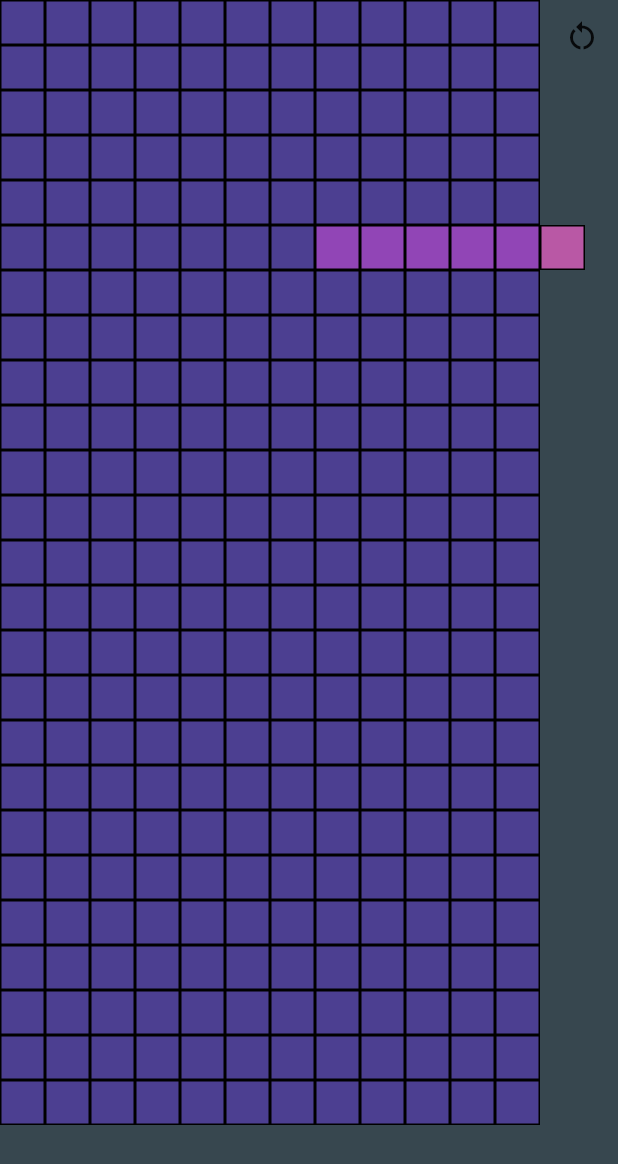
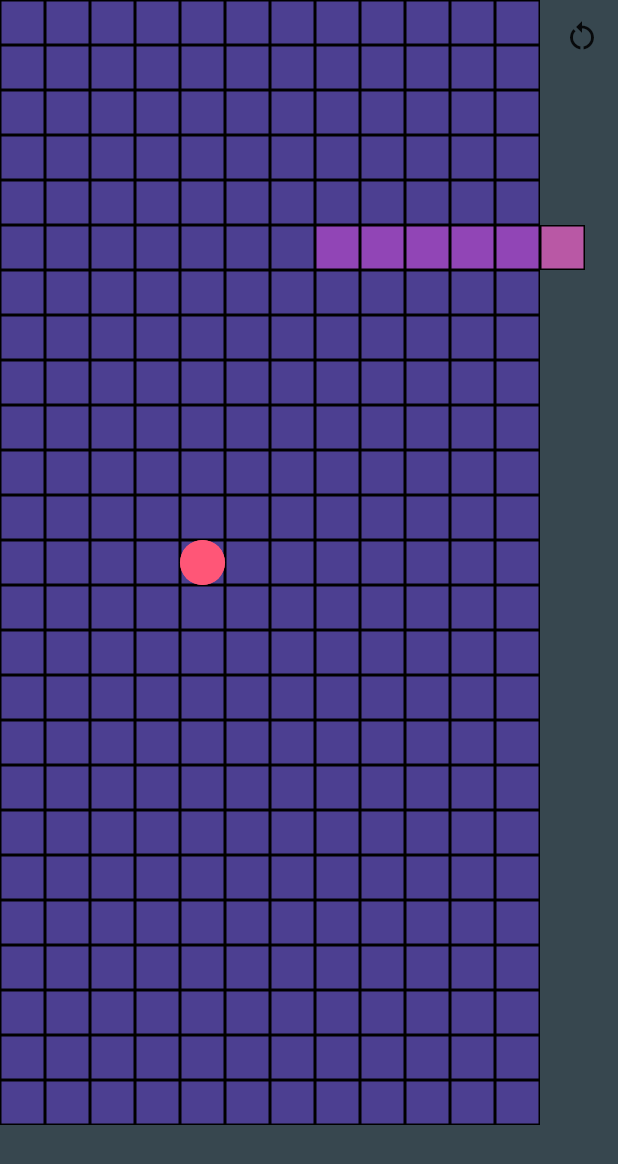
Before and after one commit to adnanjpg/snake_game, a Flutter app: the screen it shows after launch, after a tap on the "restart alt" icon, on a phone screen of 412 x 824 dp. Shown: the top 1164 px of the screen. Run offline on Flutter 3.47's test engine with Material 2 defaults, Android fonts, the phone set to English and light mode, and no system bars.

Commit message:
init score points

```diff
--- a/lib/main.dart
+++ b/lib/main.dart
@@ -1,9 +1,10 @@
 import 'package:flutter/material.dart';
 import 'package:provider/provider.dart';
+import 'providers/points_provider.dart';
 
-import 'utils/game_state.dart';
 import 'providers/snake_provider.dart';
 import 'ui/game_board.dart';
+import 'utils/game_state.dart';
 
 void main() {
   runApp(SnakeGame());
@@ -12,8 +13,11 @@ void main() {
 class SnakeGame extends StatelessWidget {
   @override
   Widget build(BuildContext context) {
-    return ChangeNotifierProvider(
-      create: (context) => SnakeProvider(),
+    return MultiProvider(
+      providers: [
+        ChangeNotifierProvider(create: (context) => SnakeProvider()),
+        ChangeNotifierProvider(create: (context) => PointsProvider()),
+      ],
       child: MaterialApp(
         debugShowCheckedModeBanner: false,
         navigatorKey: GameState.navKey,
--- a/lib/models/cube_model.dart
+++ b/lib/models/cube_model.dart
@@ -1,11 +1,11 @@
 import 'package:flutter/material.dart';
 import 'package:provider/provider.dart';
 
+import '../enums/direction_enum.dart';
+import '../providers/snake_provider.dart';
+import '../ui/space_unit.dart';
+import '../utils/consts.dart';
 import '../utils/game_state.dart';
-import '../utils/consts.dart';
-import '../ui/cube.dart';
-import '../providers/snake_provider.dart';
-import '../enums/direction_enum.dart';
 
 class CubeModel {
   int x, y;
@@ -27,12 +27,16 @@ class CubeModel {
 
   CubeModel.bgCube(this.x, this.y) : color = bgCubeColor;
 
+  CubeModel.point(this.x, this.y) : color = pointColor;
+
   CubeModel.from(CubeModel other)
       : x = other.x,
         y = other.y,
         color = other.color;
 
-  Cube cube() => Cube(this);
+  Widget cube() => Cube(this);
+
+  Widget point() => ScorePoint(this);
 
   CubeModel copyWith({
     int? x,
--- /dev/null
+++ b/lib/providers/points_provider.dart
@@ -0,0 +1,41 @@
+import 'dart:math';
+
+import 'package:flutter/material.dart';
+import 'package:snake_game/utils/consts.dart';
+
+import '../models/cube_model.dart';
+
+class PointsProvider extends ChangeNotifier {
+  final List<CubeModel> _list = [CubeModel.point(0, 0)];
+
+  void setDefaults() {
+    clear();
+    addRandom();
+    addRandom();
+  }
+
+  List<CubeModel> get list => _list;
+
+  void _add(CubeModel cubeModel) {
+    _list.add(cubeModel);
+  }
+
+  void addRandom() {
+    final random = Random.secure();
+
+    final ranX = random.nextInt(boardSizeX), ranY = random.nextInt(boardSizeY);
+
+    final model = CubeModel.point(ranX, ranY);
+
+    _add(model);
+  }
+
+  void remove(CubeModel cubeModel) {
+    _list.remove(cubeModel);
+    notifyListeners();
+  }
+
+  void clear() {
+    _list.clear();
+  }
+}
--- a/lib/providers/snake_provider.dart
+++ b/lib/providers/snake_provider.dart
@@ -1,29 +1,30 @@
 import 'package:flutter/material.dart';
+import 'package:provider/provider.dart';
 
 import '../utils/game_state.dart';
 import '../utils/consts.dart';
 import '../models/cube_model.dart';
 import '../enums/direction_enum.dart';
+import 'points_provider.dart';
 
 class SnakeProvider extends ChangeNotifier {
   setDefaults() {
     {
-      final querySize = MediaQuery.of(GameState.context() /* TODO */).size;
+      final querySize = MediaQuery.of(GameState.context()).size;
       final height = querySize.height;
       final width = querySize.width;
       final _outSize = cubeSize + borderWidth * 2;
       boardSizeX = width ~/ _outSize;
       boardSizeY = height ~/ _outSize;
     }
+
     _cubes = [];
-    nextDirection = Direction.right;
+    nextDirection = initDirection;
   }
 
   void setDirection(Direction direction) => nextDirection = direction;
 
-  Direction nextDirection = Direction.right;
-
-  // Direction get nextDirection => _nextDirection;
+  Direction nextDirection = initDirection;
 
   List<CubeModel> _cubes = [];
   List<CubeModel> get cubes {
@@ -52,20 +53,13 @@ class SnakeProvider extends ChangeNotifier {
 
   void generateNew() {
     GameState.paused = true;
-    setDefaults();
+    GameState.setDefaults();
     for (var i = 0; i < initSnakeLen; i++) {
       _cubes.add(
         CubeModel.snake(i + 3, 5),
       );
     }
     GameState.paused = false;
-    // this method will run during build,
-    // and it will throw an error,
-    // so we safely await for the build
-    // to finish.
-    Future.microtask(() {
-      notifyListeners();
-    });
   }
 
   void add(CubeModel value) {
--- a/lib/ui/cube.dart
+++ /dev/null
@@ -1,24 +0,0 @@
-import 'package:flutter/material.dart';
-
-import '../models/cube_model.dart';
-import '../utils/consts.dart';
-
-class Cube extends StatelessWidget {
-  final CubeModel model;
-
-  const Cube(this.model);
-
-  @override
-  Widget build(BuildContext context) {
-    return Container(
-      width: cubeSize,
-      height: cubeSize,
-      decoration: BoxDecoration(
-        border: Border.all(
-          width: borderWidth,
-        ),
-        color: model.color,
-      ),
-    );
-  }
-}
--- a/lib/ui/game_board.dart
+++ b/lib/ui/game_board.dart
@@ -1,5 +1,6 @@
 import 'package:flutter/material.dart';
 import 'package:provider/provider.dart';
+import '../utils/game_state.dart';
 
 import 'game_board_body.dart';
 import 'restart_button.dart';
@@ -15,7 +16,8 @@ class GameBoard extends StatefulWidget {
 class _GameBoardState extends State<GameBoard> {
   @override
   void initState() {
-    Provider.of<SnakeProvider>(context, listen: false).setDefaults();
+    GameState.setDefaults();
+
     super.initState();
   }
 
--- a/lib/ui/game_board_background.dart
+++ b/lib/ui/game_board_background.dart
@@ -1,7 +1,7 @@
 import 'package:flutter/material.dart';
 
+import '../models/cube_model.dart';
 import '../utils/consts.dart';
-import '../models/cube_model.dart';
 
 class GameBoardBackground extends StatelessWidget {
   const GameBoardBackground({Key? key}) : super(key: key);
--- a/lib/ui/game_board_body.dart
+++ b/lib/ui/game_board_body.dart
@@ -4,13 +4,14 @@ import 'package:flutter/material.dart';
 import 'package:flutter/services.dart';
 import 'package:provider/provider.dart';
 
-import 'game_over_dialog.dart';
-import 'game_board_background.dart';
 import '../enums/direction_enum.dart';
-import '../utils/game_state.dart';
+import '../models/cube_model.dart';
 import '../providers/snake_provider.dart';
 import '../utils/consts.dart';
-import '../models/cube_model.dart';
+import '../utils/game_state.dart';
+import 'game_board_background.dart';
+import 'game_over_dialog.dart';
+import 'points_body.dart';
 
 class GameBoardBody extends StatefulWidget {
   const GameBoardBody({Key? key}) : super(key: key);
@@ -75,14 +76,19 @@ class _GameBoardBodyState extends State<GameBoardBody> {
           autofocus: true,
           child: Stack(
             children: [
-              Container(color: dangerAreaColor),
               child!,
               ...snake(val.cubes),
             ],
           ),
         );
       },
-      child: GameBoardBackground(),
+      child: Stack(
+        children: [
+          Container(color: dangerAreaColor),
+          const GameBoardBackground(),
+          PointsBody(),
+        ],
+      ),
     );
   }
 
--- /dev/null
+++ b/lib/ui/points_body.dart
@@ -0,0 +1,28 @@
+import 'package:flutter/material.dart';
+import 'package:provider/provider.dart';
+
+import '../providers/points_provider.dart';
+import '../utils/consts.dart';
+
+class PointsBody extends StatelessWidget {
+  const PointsBody({Key? key}) : super(key: key);
+
+  @override
+  Widget build(BuildContext context) {
+    return Consumer<PointsProvider>(
+      builder: (context, value, child) {
+        return Stack(
+          children: value.list.map(
+            (model) {
+              return Positioned(
+                left: model.x * cubeSize,
+                top: model.y * cubeSize,
+                child: model.point(),
+              );
+            },
+          ).toList(),
+        );
+      },
+    );
+  }
+}
--- /dev/null
+++ b/lib/ui/space_unit.dart
@@ -0,0 +1,60 @@
+import 'package:flutter/material.dart';
+
+import '../models/cube_model.dart';
+import '../utils/consts.dart';
+
+class _SpaceUnit extends StatelessWidget {
+  final Decoration decoration;
+  final CubeModel model;
+
+  const _SpaceUnit({
+    required this.model,
+    required this.decoration,
+    Key? key,
+  }) : super(key: key);
+
+  @override
+  Widget build(BuildContext context) {
+    return Container(
+      width: cubeSize,
+      height: cubeSize,
+      decoration: decoration,
+    );
+  }
+}
+
+class Cube extends StatelessWidget {
+  final CubeModel model;
+
+  const Cube(this.model, {Key? key}) : super(key: key);
+
+  @override
+  Widget build(BuildContext context) {
+    return _SpaceUnit(
+      model: model,
+      decoration: BoxDecoration(
+        border: Border.all(
+          width: borderWidth,
+        ),
+        color: model.color,
+      ),
+    );
+  }
+}
+
+class ScorePoint extends StatelessWidget {
+  final CubeModel model;
+
+  const ScorePoint(this.model, {Key? key}) : super(key: key);
+
+  @override
+  Widget build(BuildContext context) {
+    return _SpaceUnit(
+      model: model,
+      decoration: BoxDecoration(
+        borderRadius: BorderRadius.circular(50),
+        color: model.color,
+      ),
+    );
+  }
+}
--- a/lib/utils/consts.dart
+++ b/lib/utils/consts.dart
@@ -1,4 +1,5 @@
 import 'package:flutter/material.dart';
+import '../enums/direction_enum.dart';
 
 const double cubeSize = 30.0;
 const double borderWidth = 1.0;
@@ -8,7 +9,14 @@ int boardSizeX = 12, boardSizeY = 12;
 
 int speed = 5;
 
-const Color bgCubeColor = Color(0xFF4C3F91),
+const Direction initDirection = Direction.right;
+
+const Color
+    //
+    bgCubeColor = Color(0xFF4C3F91),
     snakeCubeColor = Color(0xFF9145B6),
     snakeHeadColor = Color(0xFFB958A5),
-    dangerAreaColor = Color(0xFF37474F);
+    dangerAreaColor = Color(0xFF37474F),
+    pointColor = Color(0xFFFF5677)
+    //
+    ;
--- a/lib/utils/game_state.dart
+++ b/lib/utils/game_state.dart
@@ -1,5 +1,6 @@
 import 'package:flutter/material.dart';
 import 'package:provider/provider.dart';
+import '../providers/points_provider.dart';
 
 import '../providers/snake_provider.dart';
 
@@ -26,4 +27,12 @@ class GameState {
 
     w.generateNew();
   }
+
+  static void setDefaults() {
+    final snakeProv = Provider.of<SnakeProvider>(context(), listen: false);
+    snakeProv.setDefaults();
+
+    final pointProv = Provider.of<PointsProvider>(context(), listen: false);
+    pointProv.setDefaults();
+  }
 }
```
Also changed, not shown: 1 other file.
